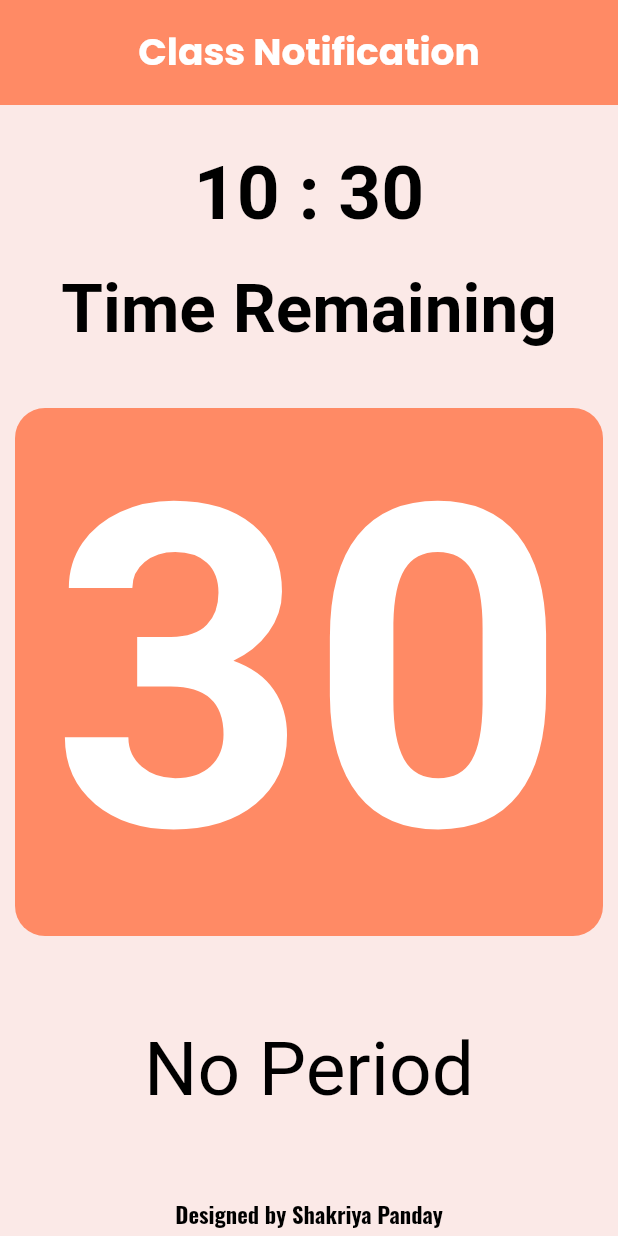
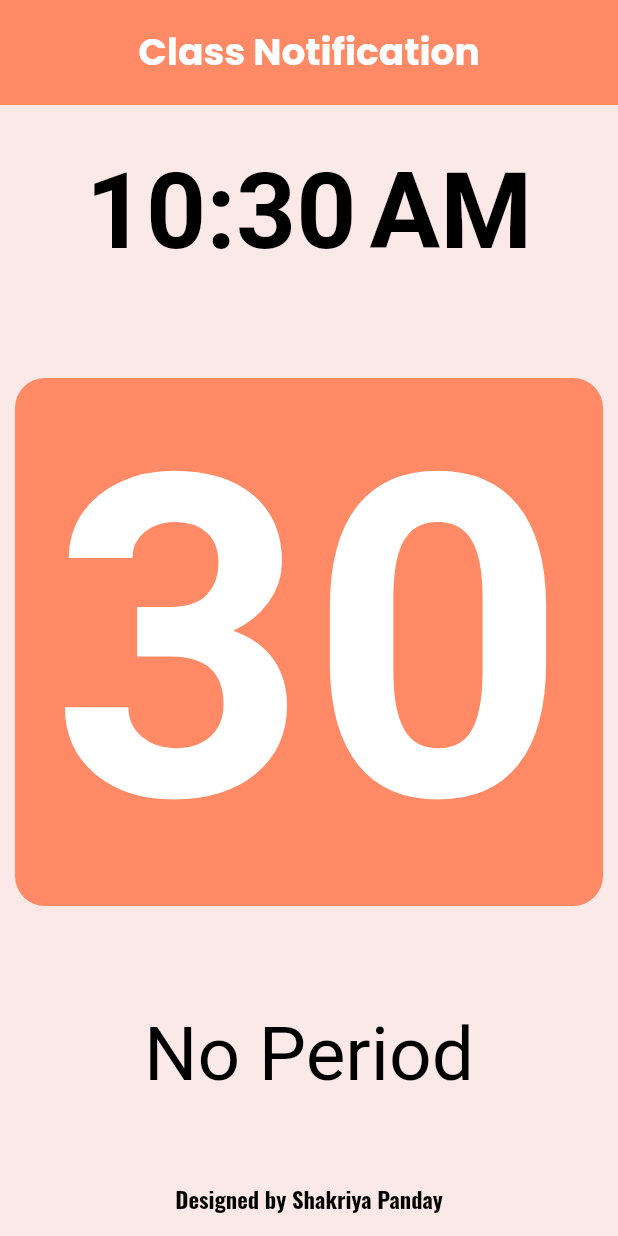
Before and after one commit to ShakriyaPanday/timetable, a Flutter app: the screen it shows after launch, on a phone screen of 412 x 824 dp. Run offline on Flutter 3.47's test engine with Material 2 defaults, Android fonts, the light colour scheme and no system bars; our stand-ins replace google_fonts; Roboto replaces fonts that are missing (Ubuntu).

Commit message:
Date format Changed

```diff
--- a/lib/main.dart
+++ b/lib/main.dart
@@ -22,7 +22,7 @@ class MyApp extends StatelessWidget {
             centerTitle: true,
             toolbarHeight: 70,
           )),
-      home: HomePage(),
+      home: const HomePage(),
     );
   }
 }
--- a/lib/pages/homepage.dart
+++ b/lib/pages/homepage.dart
@@ -1,15 +1,9 @@
 import 'package:flutter/material.dart';
 import 'package:google_fonts/google_fonts.dart';
-import 'package:intl/intl.dart';
 import 'package:timetable/utlis/currenttime.dart';
 
 class HomePage extends StatelessWidget {
-  DateTime datetime1 = DateTime.now();
-  DateTime datetime2 = DateTime(2022, 11, 15, 22, 56);
-
-  DateTime now = DateTime.now();
-
-  Duration diff = Duration();
+  const HomePage({super.key});
 
   @override
   Widget build(BuildContext context) {
@@ -24,6 +18,6 @@ class HomePage extends StatelessWidget {
             ),
           ),
         ),
-        body: CurrentTime());
+        body: const CurrentTime());
   }
 }
--- a/lib/utlis/currenttime.dart
+++ b/lib/utlis/currenttime.dart
@@ -1,5 +1,6 @@
 import 'package:flutter/material.dart';
 import 'package:google_fonts/google_fonts.dart';
+import 'package:intl/intl.dart';
 
 class CurrentTime extends StatefulWidget {
   const CurrentTime({super.key});
@@ -9,6 +10,7 @@ class CurrentTime extends StatefulWidget {
 }
 
 class _CurrentTimeState extends State<CurrentTime> {
+  String time = DateFormat.jm().format(DateTime.now()).toString();
   int currentHour = (DateTime.now().hour % 12);
   int currentMinute = DateTime.now().minute;
   String timeRemain = "30";
@@ -23,34 +25,19 @@ class _CurrentTimeState extends State<CurrentTime> {
           mainAxisAlignment: MainAxisAlignment.start,
           crossAxisAlignment: CrossAxisAlignment.center,
           children: [
-            SizedBox(
+            const SizedBox(
               height: 20,
             ),
-            Container(
-              child: Text(
-                currentHour.toString() + " : " + currentMinute.toString(),
-                style: GoogleFonts.ubuntu(
-                  fontWeight: FontWeight.bold,
-                  fontSize: 50,
-                  color: Colors.black,
-                ),
+            Text(
+              time,
+              style: GoogleFonts.ubuntu(
+                fontWeight: FontWeight.bold,
+                fontSize: 70,
+                color: Colors.black,
               ),
             ),
-            SizedBox(
-              height: 20,
-            ),
-            Container(
-              child: Text(
-                "Time Remaining",
-                style: GoogleFonts.ubuntu(
-                  fontWeight: FontWeight.bold,
-                  fontSize: 45,
-                  color: Colors.black,
-                ),
-              ),
-            ),
-            SizedBox(
-              height: 40,
+            const SizedBox(
+              height: 70,
             ),
             Container(
               width: 600,
@@ -69,30 +56,30 @@ class _CurrentTimeState extends State<CurrentTime> {
                 ),
               ),
             ),
-            SizedBox(
-              height: 60,
+            const SizedBox(
+              height: 70,
             ),
-            Container(
-                child: Text(
+            Text(
               currentSection,
               style: GoogleFonts.ubuntu(
                 fontSize: 50,
                 color: Colors.black,
               ),
-            )),
-            SizedBox(
+            ),
+            const SizedBox(
               height: 55,
             ),
             GestureDetector(
               onTap: () {
                 setState(() {
+                  time = DateFormat.jm().format(DateTime.now()).toString();
                   currentHour = (DateTime.now().hour % 12);
                   currentMinute = DateTime.now().minute;
                   timeRemain = timeRemains(currentHour, currentMinute);
                   currentSection = sectionFind(currentHour, currentMinute);
                 });
               },
-              child: Container(
+              child: SizedBox(
                 width: double.infinity,
                 child: Center(
                   child: Text(
```
